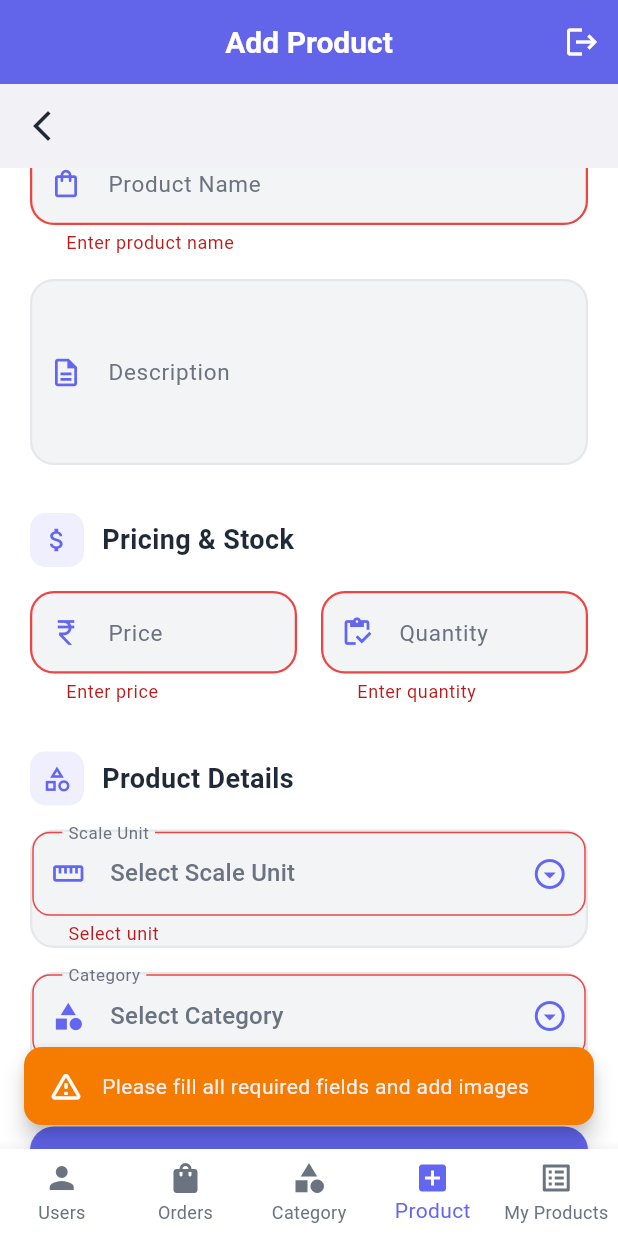
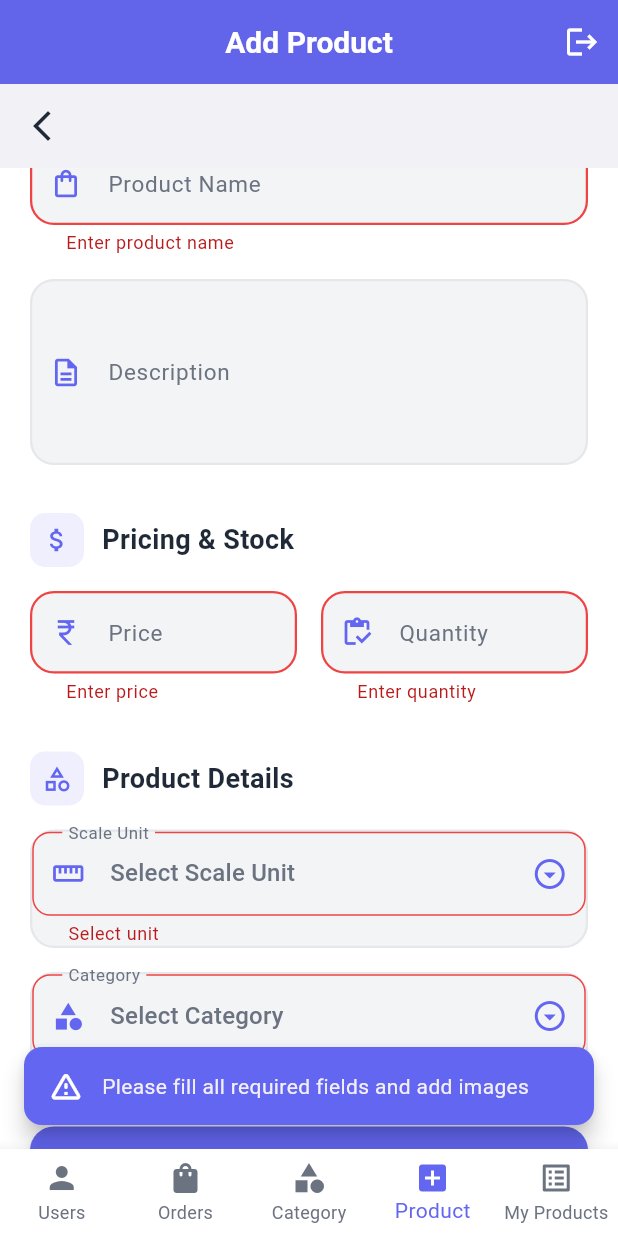
Before and after one commit to JomonJohnson9567/Mini-Wheels_admin_, a Flutter app: the screen it shows after launch, item 4 of the bottom bar chosen, scrolled down 345 dp, after a tap on "Add Product", on a phone screen of 412 x 824 dp. Run offline on Flutter 3.47's test engine with Material 3 defaults, Android fonts, the phone set to English and light mode, and no system bars; our stand-ins replace bloc, cloud_firestore, equatable, firebase_auth, firebase_core, flutter_bloc and 2 more; accounts and stored records are empty.

```diff
--- a/lib/screens/add_product/add_products.dart
+++ b/lib/screens/add_product/add_products.dart
@@ -46,7 +46,7 @@ class AddProductPage extends StatelessWidget {
               ),
             ],
           ),
-          backgroundColor: Colors.orange.shade700,
+          backgroundColor: primaryColor,
           behavior: SnackBarBehavior.floating,
           shape: RoundedRectangleBorder(
             borderRadius: BorderRadius.circular(12),
```
